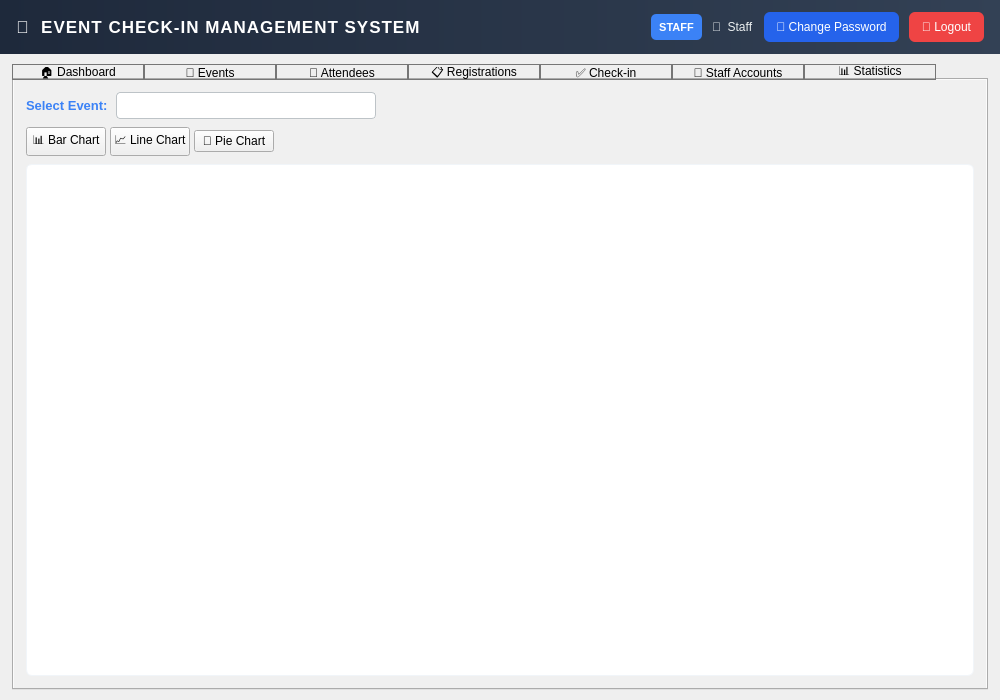
Qt form ui/MainWindow.ui (khoivnk25411e/Final-Project-Programming-Techniques) before a commit.
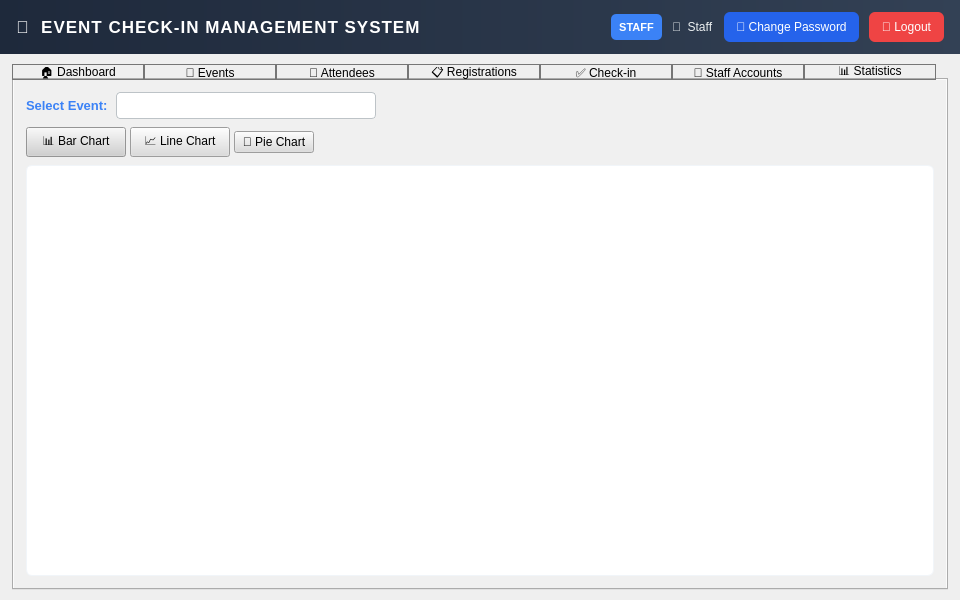
The same form after that commit. The open tabs and pages were chosen to show the change.

Patch:
```diff
--- a/ui/MainWindow.ui
+++ b/ui/MainWindow.ui
@@ -6,8 +6,8 @@
    <rect>
     <x>0</x>
     <y>0</y>
-    <width>1000</width>
-    <height>700</height>
+    <width>960</width>
+    <height>600</height>
    </rect>
   </property>
   <property name="minimumSize">
@@ -37,7 +37,7 @@
      <number>0</number>
     </property>
     <item>
-     <widget class="QWidget" name="headerBar">
+     <widget class="QFrame" name="headerBar">
       <property name="minimumSize">
        <size>
         <width>0</width>
@@ -51,7 +51,7 @@
        </size>
       </property>
       <property name="styleSheet">
-       <string>QWidget#headerBar { background: qlineargradient(x1:0,y1:0,x2:1,y2:0, stop:0 #1e293b, stop:1 #334155); }</string>
+       <string>QFrame#headerBar { background: qlineargradient(x1:0,y1:0,x2:1,y2:0, stop:0 #1e293b, stop:1 #334155); }</string>
       </property>
       <layout class="QHBoxLayout" name="horizontalLayout_header">
        <property name="leftMargin">
@@ -1719,9 +1719,15 @@
             </property>
             <item>
              <widget class="QPushButton" name="btnStatsBar">
+              <property name="minimumSize">
+               <size>
+                <width>100</width>
+                <height>30</height>
+               </size>
+              </property>
               <property name="styleSheet">
-               <string notr="true">QPushButton { background-color: #1e293b; color: white; border: none; border-radius: 4px; padding: 7px 20px; font-size: 13px; font-weight: bold; } QPushButton:hover { background-color: #0f172a; };
-color: black</string>
+               <string notr="true">background-color: rgb(208, 208, 208);
+color: rgb(0, 0, 0);</string>
               </property>
               <property name="text">
                <string>📊 Bar Chart</string>
@@ -1730,9 +1736,15 @@
             </item>
             <item>
              <widget class="QPushButton" name="btnStatsLine">
+              <property name="minimumSize">
+               <size>
+                <width>100</width>
+                <height>30</height>
+               </size>
+              </property>
               <property name="styleSheet">
-               <string notr="true">QPushButton { background-color: #e2e8f0; color: #64748b; border: none; border-radius: 4px; padding: 7px 20px; font-size: 13px; } QPushButton:hover { background-color: #cccccc; color: #1e293b; };
-color: black</string>
+               <string notr="true">background-color: rgb(220, 220, 220);
+color: rgb(0, 0, 0);</string>
               </property>
               <property name="text">
                <string>📈 Line Chart</string>
@@ -1742,8 +1754,8 @@
             <item>
              <widget class="QPushButton" name="btnStatsPie">
               <property name="styleSheet">
-               <string notr="true">QPushButton { background-color: #e2e8f0; color: #64748b; border: none; border-radius: 4px; padding: 7px 20px; font-size: 13px; } QPushButton:hover { background-color: #cccccc; color: #1e293b; };
-color: black</string>
+               <string notr="true">background-color: rgb(220, 220, 220);
+color: rgb(0, 0, 0);</string>
               </property>
               <property name="text">
                <string>🥧 Pie Chart</string>
```
Left out of the diff: 11 changed lines with no effect on the pictures.
